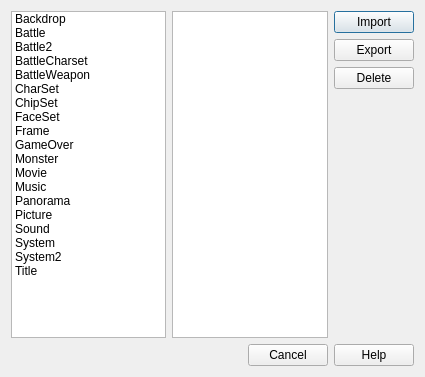
Old version of the form src/dialogresourcemanager.ui in the repository EasyRPG/Editor.
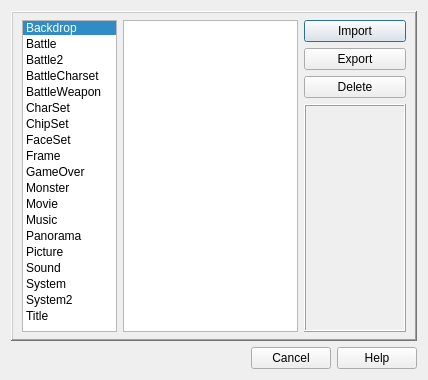
New version of the form. Icons and pictures are not drawn.

Commit message:
Update Resource Manager.
*Import button opens file dialog in the correct path and extension for every kind of resource.
*Detect wrong image file's size.

```diff
--- a/src/dialogresourcemanager.ui
+++ b/src/dialogresourcemanager.ui
@@ -6,8 +6,8 @@
    <rect>
     <x>0</x>
     <y>0</y>
-    <width>425</width>
-    <height>377</height>
+    <width>428</width>
+    <height>380</height>
    </rect>
   </property>
   <property name="sizePolicy">
@@ -19,9 +19,51 @@
   <property name="windowTitle">
    <string>Dialog</string>
   </property>
-  <layout class="QGridLayout" name="gridLayout">
-   <item row="0" column="0">
+  <layout class="QVBoxLayout" name="verticalLayout_2">
+   <item>
+    <widget class="QFrame" name="frame">
+     <property name="frameShape">
+      <enum>QFrame::WinPanel</enum>
+     </property>
+     <property name="frameShadow">
+      <enum>QFrame::Raised</enum>
+     </property>
+     <layout class="QHBoxLayout" name="horizontalLayout">
+      <property name="topMargin">
+       <number>7</number>
+      </property>
+      <property name="bottomMargin">
+       <number>7</number>
+      </property>
+      <item>
     <widget class="QListWidget" name="listResourceType">
+        <property name="minimumSize">
+         <size>
+          <width>95</width>
+          <height>0</height>
+         </size>
+        </property>
+        <property name="maximumSize">
+         <size>
+          <width>95</width>
+          <height>16777215</height>
+         </size>
+        </property>
+        <property name="verticalScrollBarPolicy">
+         <enum>Qt::ScrollBarAlwaysOff</enum>
+        </property>
+        <property name="horizontalScrollBarPolicy">
+         <enum>Qt::ScrollBarAlwaysOff</enum>
+        </property>
+        <property name="gridSize">
+         <size>
+          <width>0</width>
+          <height>16</height>
+         </size>
+        </property>
+        <property name="currentRow">
+         <number>0</number>
+        </property>
      <item>
       <property name="text">
        <string>Backdrop</string>
@@ -195,13 +237,26 @@
      </item>
     </widget>
    </item>
-   <item row="0" column="1">
-    <widget class="QListWidget" name="listResources"/>
-   </item>
-   <item row="0" column="2">
+      <item>
+       <widget class="QListView" name="listResources">
+        <property name="maximumSize">
+         <size>
+          <width>175</width>
+          <height>16777215</height>
+         </size>
+        </property>
+       </widget>
+      </item>
+      <item>
     <layout class="QVBoxLayout" name="verticalLayout">
      <item>
       <widget class="QPushButton" name="pushImport">
+          <property name="sizePolicy">
+           <sizepolicy hsizetype="Expanding" vsizetype="Fixed">
+            <horstretch>0</horstretch>
+            <verstretch>0</verstretch>
+           </sizepolicy>
+          </property>
        <property name="text">
         <string>Import</string>
        </property>
@@ -209,6 +264,12 @@
      </item>
      <item>
       <widget class="QPushButton" name="pushExport">
+          <property name="sizePolicy">
+           <sizepolicy hsizetype="Minimum" vsizetype="Fixed">
+            <horstretch>1</horstretch>
+            <verstretch>0</verstretch>
+           </sizepolicy>
+          </property>
        <property name="text">
         <string>Export</string>
        </property>
@@ -216,17 +277,33 @@
      </item>
      <item>
       <widget class="QPushButton" name="pushDelete">
+          <property name="sizePolicy">
+           <sizepolicy hsizetype="Minimum" vsizetype="Fixed">
+            <horstretch>1</horstretch>
+            <verstretch>0</verstretch>
+           </sizepolicy>
+          </property>
        <property name="text">
         <string>Delete</string>
        </property>
       </widget>
      </item>
      <item>
-      <widget class="QWidget" name="widget" native="true"/>
+         <widget class="QFrame" name="frame_2">
+          <property name="frameShape">
+           <enum>QFrame::Box</enum>
+          </property>
+          <property name="frameShadow">
+           <enum>QFrame::Raised</enum>
+          </property>
+         </widget>
      </item>
     </layout>
    </item>
-   <item row="1" column="0" colspan="3">
+     </layout>
+    </widget>
+   </item>
+   <item>
     <widget class="QDialogButtonBox" name="buttonBox">
      <property name="standardButtons">
       <set>QDialogButtonBox::Cancel|QDialogButtonBox::Help</set>
```
Left out of the diff: 2 changed lines with no effect on the pictures. Lines whose indentation alone changed are shown as unchanged. The commit also changes 7 other files.
